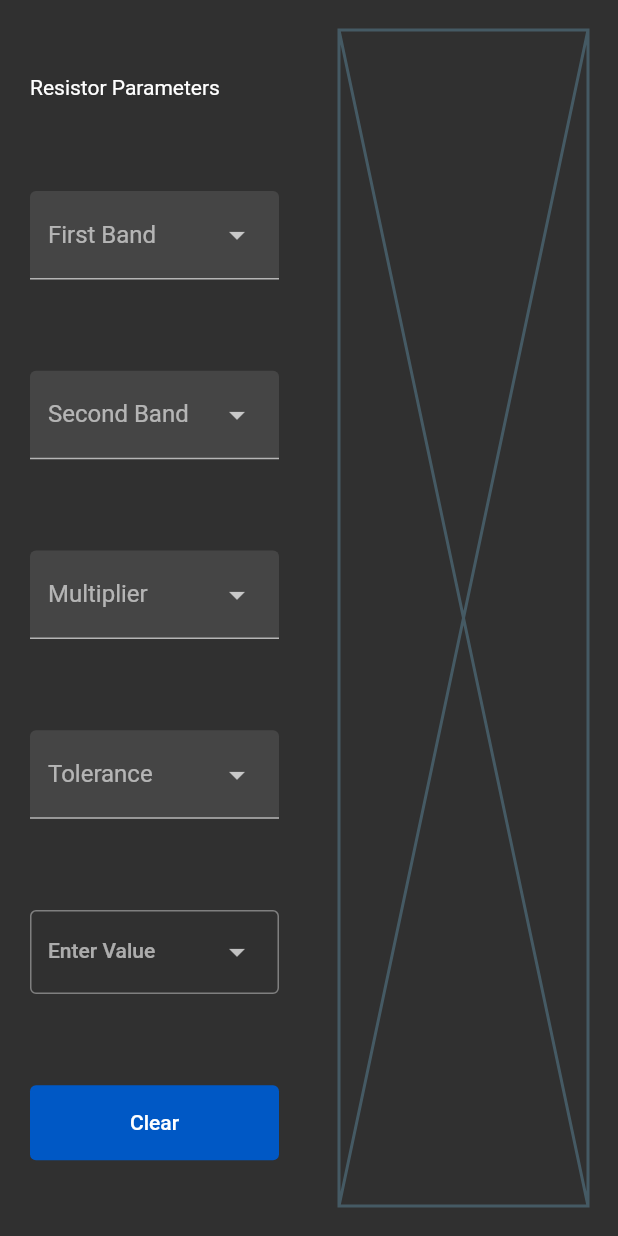
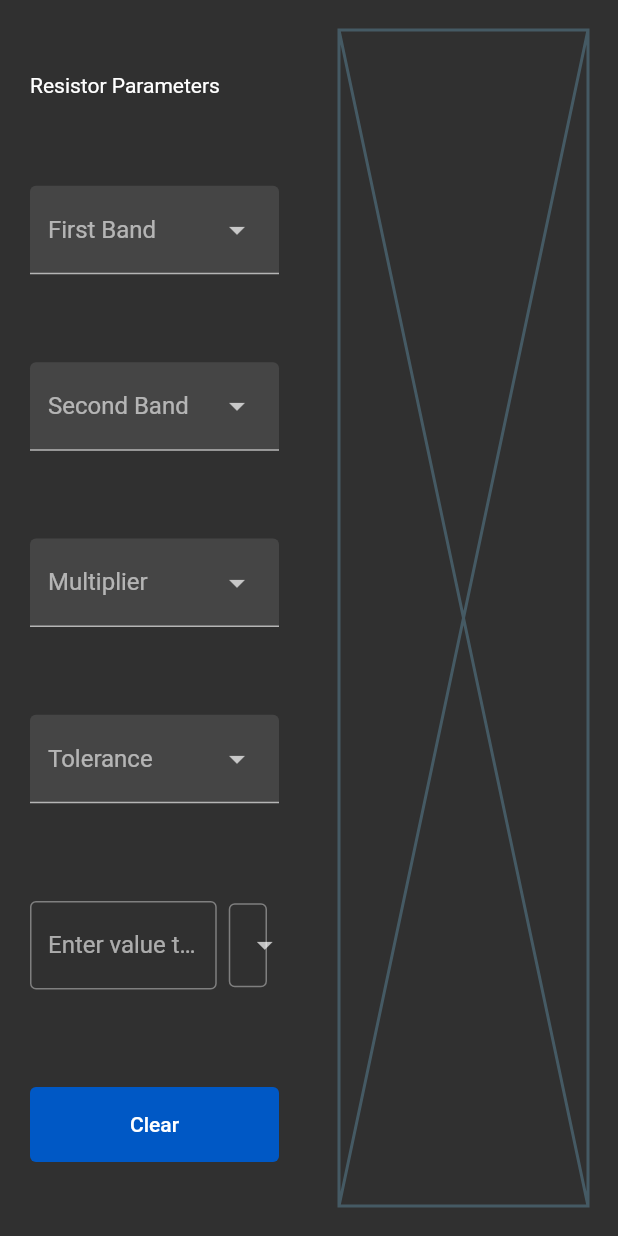
Before and after one commit to LOVE-CRAFTT/ohm_guru, a Flutter app: the CalculationPage widget shown alone on an empty page, opened directly, on a phone screen of 412 x 824 dp. Run offline on Flutter 3.47's test engine with Material 2 defaults, Android fonts, the phone set to English and light mode, and no system bars.

Commit message:
Implemented manual user entry
re-Implemented manual user resistance value entry with input validation, and clearing

```diff
--- a/lib/components/calculation_page.dart
+++ b/lib/components/calculation_page.dart
@@ -4,6 +4,7 @@
 import 'package:ohm_guru/utilities/dropdownmenu_functions.dart';
 import 'package:ohm_guru/utilities/text_controllers.dart';
 import 'package:ohm_guru/components/clear_button.dart';
+import 'package:ohm_guru/components/manual_entry.dart';
 
 class CalculationPage extends StatefulWidget {
   const CalculationPage({
@@ -118,13 +119,7 @@
                         selectedPPM: selectedPPMBand,
                         controller: ppmBandTextController,
                       ),
-                    DropdownMenu(
-                      dropdownMenuEntries: buildOhmTypes,
-                      label: const Text("Enter Value"),
-                      width: constraints.maxWidth,
-                      enableSearch: false,
-                      // initialSelection: ,
-                    ),
+                    const ManualEntry(),
                     ClearButton(
                       clearFunction: () {
                         setState(
--- /dev/null
+++ b/lib/components/manual_entry.dart
@@ -0,0 +1,46 @@
+import 'package:flutter/material.dart';
+import 'package:flutter/services.dart';
+import 'package:ohm_guru/utilities/band_constants.dart';
+import 'package:ohm_guru/utilities/text_controllers.dart';
+
+class ManualEntry extends StatelessWidget {
+  const ManualEntry({
+    super.key,
+  });
+
+  @override
+  Widget build(BuildContext context) {
+    return Row(
+      children: [
+        Expanded(
+          flex: 3,
+          child: TextField(
+            controller: manualInputTextController,
+            inputFormatters: [FilteringTextInputFormatter.digitsOnly],
+            decoration: const InputDecoration(
+              hintText: "Enter value then choose the unit",
+              border: OutlineInputBorder(),
+            ),
+            onChanged: (manualResistance) {
+              print(manualResistance);
+            },
+          ),
+        ),
+        Expanded(
+          child: Padding(
+            padding: const EdgeInsets.all(8.0),
+            child: DropdownMenu(
+              dropdownMenuEntries: buildOhmTypes,
+              enableSearch: false,
+              initialSelection: selectedOhmUnit,
+              onSelected: (unit) {
+                selectedOhmUnit = unit;
+              },
+              controller: manualInputUnitController,
+            ),
+          ),
+        ),
+      ],
+    );
+  }
+}
--- a/lib/utilities/band_constants.dart
+++ b/lib/utilities/band_constants.dart
@@ -89,11 +89,12 @@
   final Text trailing;
 }
 
-var ohmTypes = ["Ω", "kΩ", "MΩ", "GΩ"];
+var ohmUnits = ["Ω", "kΩ", "MΩ", "GΩ"];
+var selectedOhmUnit = ohmUnits.first;
 List<DropdownMenuEntry> buildOhmTypes = [
-  for (var ohmType in ohmTypes)
+  for (var ohmUnit in ohmUnits)
     DropdownMenuEntry(
-      value: ohmType,
-      label: ohmType,
+      value: ohmUnit,
+      label: ohmUnit,
     ),
 ];
--- a/lib/utilities/band_functions.dart
+++ b/lib/utilities/band_functions.dart
@@ -76,4 +76,8 @@
   multiplierBandTextController.clear();
   toleranceBandTextController.clear();
   ppmBandTextController.clear();
+  manualInputTextController.clear();
+
+  //=====Reset ohm type to Ω
+  manualInputUnitController.text = ohmUnits.first;
 }
--- a/lib/utilities/text_controllers.dart
+++ b/lib/utilities/text_controllers.dart
@@ -6,3 +6,7 @@
 TextEditingController multiplierBandTextController = TextEditingController();
 TextEditingController toleranceBandTextController = TextEditingController();
 TextEditingController ppmBandTextController = TextEditingController();
+TextEditingController manualInputTextController = TextEditingController();
+
+//======TEXT CONTROLLER FOR UNIT DROPDOWNMENU
+TextEditingController manualInputUnitController = TextEditingController();
```
